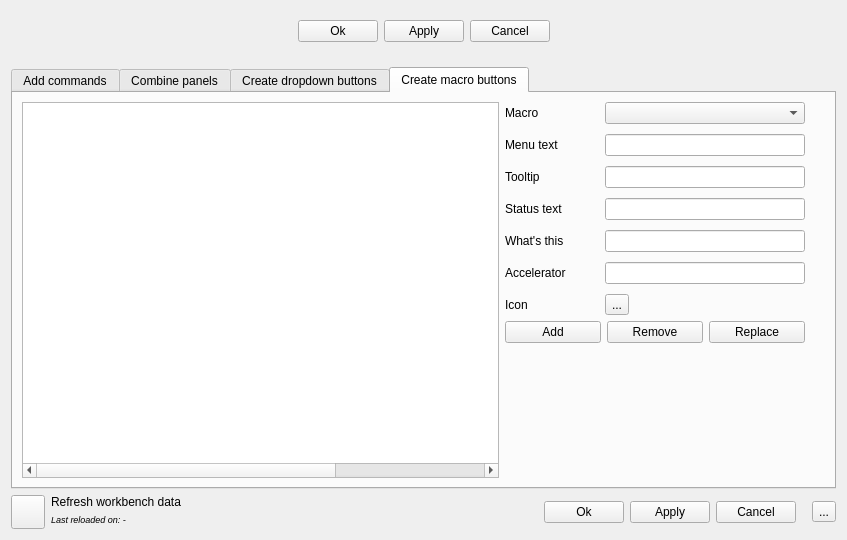
This is Resources/ui/AddCommands.ui in APEbbers/FreeCAD-Ribbon as Qt 5 draws it before an edit. The edited form follows.
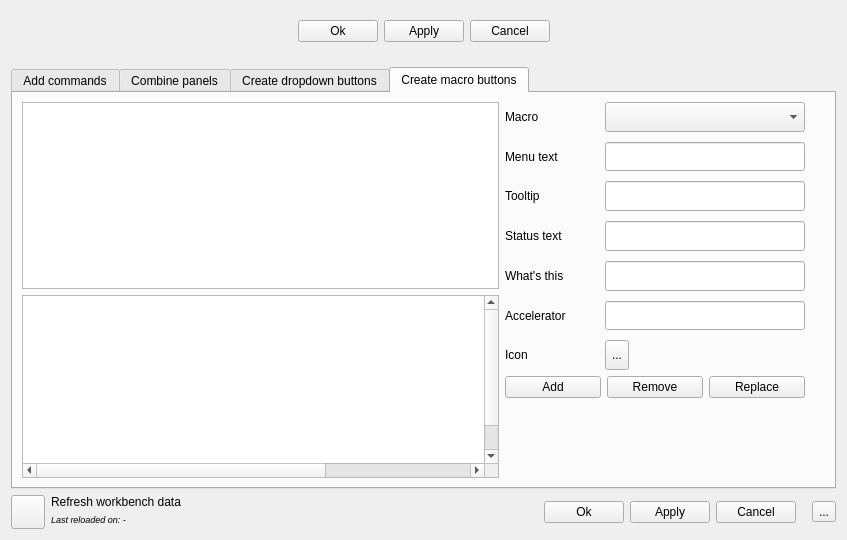
This is the edited form. Icons and pictures are not drawn.

Commit message: Support for macro buttons - 4

The edit to the form file:
```diff
--- a/Resources/ui/AddCommands.ui
+++ b/Resources/ui/AddCommands.ui
@@ -819,7 +819,115 @@
        <string>Create macro buttons</string>
       </attribute>
       <layout class="QGridLayout" name="gridLayout_17">
-       <item row="1" column="2">
+       <item row="1" column="0" rowspan="3">
+        <widget class="QTableWidget" name="ListMacroButtons">
+         <property name="sizePolicy">
+          <sizepolicy hsizetype="Expanding" vsizetype="Expanding">
+           <horstretch>0</horstretch>
+           <verstretch>0</verstretch>
+          </sizepolicy>
+         </property>
+         <property name="editTriggers">
+          <set>QAbstractItemView::EditTrigger::SelectedClicked</set>
+         </property>
+         <property name="tabKeyNavigation">
+          <bool>false</bool>
+         </property>
+         <property name="showDropIndicator" stdset="0">
+          <bool>false</bool>
+         </property>
+         <property name="selectionMode">
+          <enum>QAbstractItemView::SelectionMode::SingleSelection</enum>
+         </property>
+         <property name="showGrid">
+          <bool>false</bool>
+         </property>
+         <property name="supportedDragActions">
+          <set>Qt::DropAction::IgnoreAction</set>
+         </property>
+         <attribute name="horizontalHeaderVisible">
+          <bool>false</bool>
+         </attribute>
+         <attribute name="verticalHeaderVisible">
+          <bool>false</bool>
+         </attribute>
+         <row>
+          <property name="text">
+           <string>New Row</string>
+          </property>
+         </row>
+         <row>
+          <property name="text">
+           <string>1</string>
+          </property>
+         </row>
+         <row>
+          <property name="text">
+           <string>2</string>
+          </property>
+         </row>
+         <row>
+          <property name="text">
+           <string>3</string>
+          </property>
+         </row>
+         <row>
+          <property name="text">
+           <string>4</string>
+          </property>
+         </row>
+         <row>
+          <property name="text">
+           <string>5</string>
+          </property>
+         </row>
+         <column>
+          <property name="text">
+           <string>New Column</string>
+          </property>
+         </column>
+         <column>
+          <property name="text">
+           <string>1</string>
+          </property>
+         </column>
+         <column>
+          <property name="text">
+           <string>2</string>
+          </property>
+         </column>
+         <column>
+          <property name="text">
+           <string>3</string>
+          </property>
+         </column>
+         <column>
+          <property name="text">
+           <string>4</string>
+          </property>
+         </column>
+         <column/>
+         <item row="0" column="0">
+          <property name="flags">
+           <set>ItemIsSelectable|ItemIsEnabled</set>
+          </property>
+         </item>
+        </widget>
+       </item>
+       <item row="3" column="2">
+        <spacer name="verticalSpacer_3">
+         <property name="orientation">
+          <enum>Qt::Orientation::Vertical</enum>
+         </property>
+         <property name="sizeHint" stdset="0">
+          <size>
+           <width>0</width>
+           <height>0</height>
+          </size>
+         </property>
+        </spacer>
+       </item>
+       <item row="2" column="2">
         <layout class="QHBoxLayout" name="horizontalLayout">
          <property name="spacing">
           <number>6</number>
@@ -850,7 +958,39 @@
          </item>
         </layout>
        </item>
-       <item row="0" column="2">
+       <item row="1" column="3">
+        <spacer name="verticalSpacer_2">
+         <property name="orientation">
+          <enum>Qt::Orientation::Vertical</enum>
+         </property>
+         <property name="sizeHint" stdset="0">
+          <size>
+           <width>20</width>
+           <height>40</height>
+          </size>
+         </property>
+        </spacer>
+       </item>
+       <item row="0" column="0">
+        <widget class="QListWidget" name="MacroList">
+         <property name="sizePolicy">
+          <sizepolicy hsizetype="Expanding" vsizetype="Maximum">
+           <horstretch>0</horstretch>
+           <verstretch>0</verstretch>
+          </sizepolicy>
+         </property>
+         <property name="maximumSize">
+          <size>
+           <width>16777215</width>
+           <height>300</height>
+          </size>
+         </property>
+         <property name="supportedDragActions">
+          <set>Qt::DropAction::IgnoreAction</set>
+         </property>
+        </widget>
+       </item>
+       <item row="0" column="2" rowspan="2">
         <layout class="QGridLayout" name="gridLayout_7">
          <property name="horizontalSpacing">
           <number>0</number>
@@ -1186,127 +1326,6 @@
          </item>
         </layout>
        </item>
-       <item row="0" column="3">
-        <spacer name="verticalSpacer_2">
-         <property name="orientation">
-          <enum>Qt::Orientation::Vertical</enum>
-         </property>
-         <property name="sizeHint" stdset="0">
-          <size>
-           <width>20</width>
-           <height>40</height>
-          </size>
-         </property>
-        </spacer>
-       </item>
-       <item row="2" column="2">
-        <spacer name="verticalSpacer_3">
-         <property name="orientation">
-          <enum>Qt::Orientation::Vertical</enum>
-         </property>
-         <property name="sizeHint" stdset="0">
-          <size>
-           <width>0</width>
-           <height>0</height>
-          </size>
-         </property>
-        </spacer>
-       </item>
-       <item row="0" column="0" rowspan="3">
-        <widget class="QTableWidget" name="ListMacroButtons">
-         <property name="sizePolicy">
-          <sizepolicy hsizetype="Expanding" vsizetype="Expanding">
-           <horstretch>0</horstretch>
-           <verstretch>0</verstretch>
-          </sizepolicy>
-         </property>
-         <property name="editTriggers">
-          <set>QAbstractItemView::EditTrigger::SelectedClicked</set>
-         </property>
-         <property name="tabKeyNavigation">
-          <bool>false</bool>
-         </property>
-         <property name="showDropIndicator" stdset="0">
-          <bool>false</bool>
-         </property>
-         <property name="selectionMode">
-          <enum>QAbstractItemView::SelectionMode::SingleSelection</enum>
-         </property>
-         <property name="showGrid">
-          <bool>false</bool>
-         </property>
-         <property name="supportedDragActions">
-          <set>Qt::DropAction::IgnoreAction</set>
-         </property>
-         <attribute name="horizontalHeaderVisible">
-          <bool>false</bool>
-         </attribute>
-         <attribute name="verticalHeaderVisible">
-          <bool>false</bool>
-         </attribute>
-         <row>
-          <property name="text">
-           <string>New Row</string>
-          </property>
-         </row>
-         <row>
-          <property name="text">
-           <string>1</string>
-          </property>
-         </row>
-         <row>
-          <property name="text">
-           <string>2</string>
-          </property>
-         </row>
-         <row>
-          <property name="text">
-           <string>3</string>
-          </property>
-         </row>
-         <row>
-          <property name="text">
-           <string>4</string>
-          </property>
-         </row>
-         <row>
-          <property name="text">
-           <string>5</string>
-          </property>
-         </row>
-         <column>
-          <property name="text">
-           <string>New Column</string>
-          </property>
-         </column>
-         <column>
-          <property name="text">
-           <string>1</string>
-          </property>
-         </column>
-         <column>
-          <property name="text">
-           <string>2</string>
-          </property>
-         </column>
-         <column>
-          <property name="text">
-           <string>3</string>
-          </property>
-         </column>
-         <column>
-          <property name="text">
-           <string>4</string>
-          </property>
-         </column>
-         <column/>
-         <item row="0" column="0">
-          <property name="flags">
-           <set>ItemIsSelectable|ItemIsEnabled</set>
-          </property>
-         </item>
-        </widget>
-       </item>
       </layout>
      </widget>
     </widget>
```
The commit also changes 1 other file.
